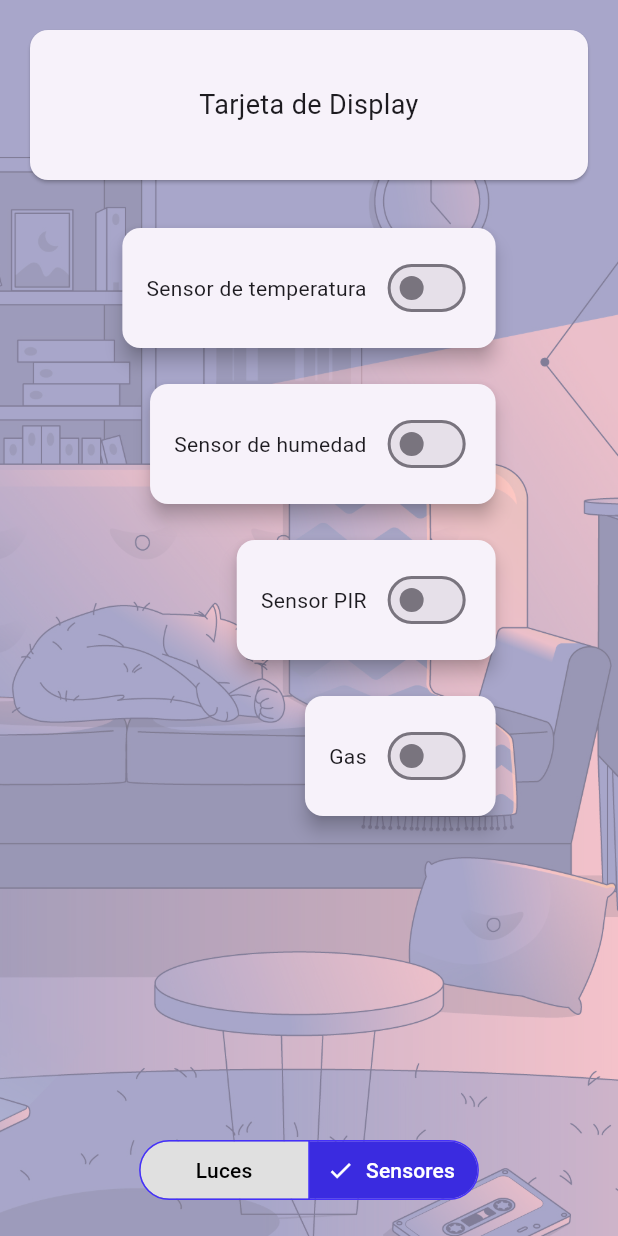
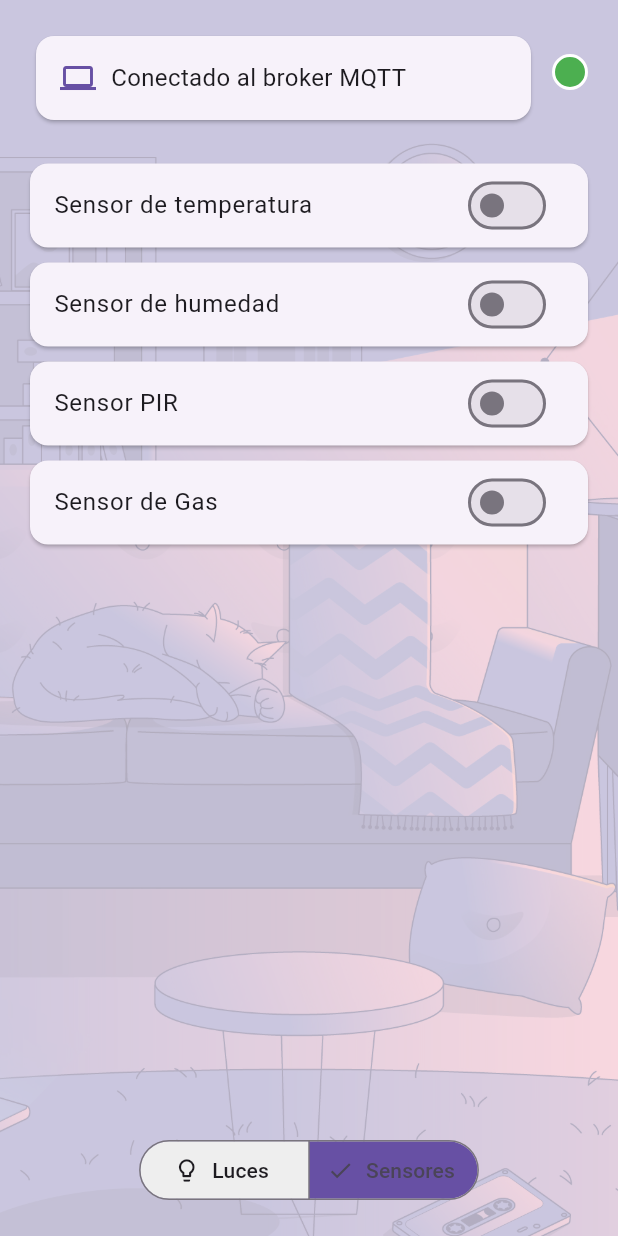
Before and after one commit to aeurza/UI-Shome, a Flutter app: the ControlScreen screen opened directly, after a tap on "Sensores", on a phone screen of 412 x 824 dp. Run offline on Flutter 3.47's test engine with Material 3 defaults, Android fonts, the phone set to English and light mode, and no system bars; our stand-ins replace fl_chart; missing offline and left inert: mqtt_client.

Commit message:
no commets

```diff
--- a/lib/screens/control.dart
+++ b/lib/screens/control.dart
@@ -1,4 +1,6 @@
 import 'package:flutter/material.dart';
+import 'package:mqtt_client/mqtt_client.dart';
+import 'package:mqtt_client/mqtt_server_client.dart';
 
 class ControlScreen extends StatefulWidget {
   const ControlScreen({Key? key}) : super(key: key);
@@ -9,39 +11,130 @@ class ControlScreen extends StatefulWidget {
 
 class _ControlScreenState extends State<ControlScreen> {
   final List<bool> _switchValues = List.generate(4, (_) => false);
-  final List<bool> _buttonStates = List.generate(
-    6,
-    (_) => false,
-  ); // 6 botones ahora
+  final List<bool> _buttonStates = List.generate(6, (_) => false);
+  String _displayMessage = "Conectando al broker MQTT...";
+  String _selectedSegment = 'Luces';
+  bool _mqttConnected = false;
+
+  // Configuración MQTT
+  late MqttServerClient _mqttClient;
+  final String _mqttBroker = '192.168.1.100'; // Cambiar por tu IP
+  final int _mqttPort = 1883;
+
+  // Temas MQTT
+  final List<String> _buttonTopics = [
+    "casa/habitacion1/luz",
+    "casa/bano2/luz",
+    "casa/sala/luz",
+    "casa/cocina/luz",
+    "casa/bano_visitas/luz",
+    "casa/deposito/luz",
+  ];
+
+  final List<String> _switchTopics = [
+    "casa/sensores/temperatura",
+    "casa/sensores/humedad",
+    "casa/sensores/pir",
+    "casa/sensores/gas",
+  ];
 
   final List<String> _buttonLabels = [
     "Habitación 1",
-    "Baño2",
+    "Baño 2",
     "Sala",
     "Cocina",
     "Baño de visitas",
-    "Deposito", // Nuevo botón
+    "Depósito",
   ];
 
   final List<String> _switchLabels = [
     "Sensor de temperatura",
     "Sensor de humedad",
     "Sensor PIR",
-    "Gas",
+    "Sensor de Gas",
   ];
 
-  String _displayMessage = "";
-  String _selectedSegment = 'Luces';
+  @override
+  void initState() {
+    super.initState();
+    _initMqttConnection();
+  }
+
+  Future<void> _initMqttConnection() async {
+    _mqttClient = MqttServerClient(
+      _mqttBroker,
+      'flutter_client_${DateTime.now().millisecondsSinceEpoch}',
+    );
+    _mqttClient.port = _mqttPort;
+    _mqttClient.keepAlivePeriod = 30;
+    _mqttClient.onDisconnected = _onDisconnected;
+
+    final connMessage =
+        MqttConnectMessage().withWillQos(MqttQos.atLeastOnce).startClean();
+
+    try {
+      await _mqttClient.connect();
+      setState(() {
+        _mqttConnected = true;
+        _displayMessage = "Conectado al broker MQTT";
+      });
+    } catch (e) {
+      setState(() {
+        _mqttConnected = false;
+        _displayMessage = "Error de conexión: $e";
+      });
+    }
+
+    if (_mqttConnected) {
+      _mqttClient.updates!.listen((
+        List<MqttReceivedMessage<MqttMessage>> messages,
+      ) {
+        final MqttPublishMessage recv =
+            messages[0].payload as MqttPublishMessage;
+        final payload = MqttPublishPayload.bytesToStringAsString(
+          recv.payload.message,
+        );
+        _handleIncomingMessage(messages[0].topic, payload);
+      });
+    }
+  }
+
+  void _onDisconnected() {
+    if (mounted) {
+      setState(() {
+        _mqttConnected = false;
+        _displayMessage = "Desconectado del broker";
+      });
+    }
+  }
+
+  void _handleIncomingMessage(String topic, String payload) {
+    print('Mensaje recibido: $topic - $payload');
+    // Aquí puedes agregar lógica para actualizar la UI con mensajes entrantes
+  }
+
+  void _publishMessage(String topic, String message) {
+    if (!_mqttConnected) return;
+
+    final builder = MqttClientPayloadBuilder();
+    builder.addString(message);
+    _mqttClient.publishMessage(topic, MqttQos.atLeastOnce, builder.payload!);
+  }
+
+  @override
+  void dispose() {
+    _mqttClient.disconnect();
+    super.dispose();
+  }
 
   @override
   Widget build(BuildContext context) {
     return Scaffold(
-      // appBar: AppBar(title: const Text("Control de Dispositivos")),
       body: Stack(
         children: [
           Positioned.fill(
             child: Opacity(
-              opacity: 0.5,
+              opacity: 0.3,
               child: Image.asset('assets/images/bg.jpg', fit: BoxFit.cover),
             ),
           ),
@@ -49,60 +142,16 @@ class _ControlScreenState extends State<ControlScreen> {
             padding: const EdgeInsets.all(20.0),
             child: Column(
               children: [
-                Card(
-                  margin: const EdgeInsets.only(bottom: 20),
-                  child: Container(
-                    width: double.infinity,
-                    height: 100,
-                    padding: const EdgeInsets.all(16.0),
-                    child: Center(
-                      child: Text(
-                        _displayMessage.isEmpty
-                            ? 'Tarjeta de Display'
-                            : _displayMessage,
-                        textAlign: TextAlign.center,
-                        style: const TextStyle(fontSize: 18),
-                      ),
-                    ),
-                  ),
-                ),
+                _buildStatusRow(),
+                const SizedBox(height: 20),
                 Expanded(
                   child:
                       _selectedSegment == 'Luces'
-                          ? _buildButtonsColumn()
-                          : _buildSwitchesColumn(),
+                          ? _buildButtonsGrid()
+                          : _buildSensorsList(),
                 ),
                 const SizedBox(height: 20),
-                SegmentedButton<String>(
-                  segments: const [
-                    ButtonSegment(value: 'Luces', label: Text('Luces')),
-                    ButtonSegment(value: 'Sensores', label: Text('Sensores')),
-                  ],
-                  selected: {_selectedSegment},
-                  onSelectionChanged: (newSelection) {
-                    setState(() {
-                      _selectedSegment = newSelection.first;
-                    });
-                  },
-                  style: SegmentedButton.styleFrom(
-                    backgroundColor:
-                        Colors.grey[300], // Fondo de segmentos no seleccionados
-                    foregroundColor:
-                        Colors.black, // Texto de segmentos no seleccionados
-                    selectedBackgroundColor: const Color.fromARGB(
-                      255,
-                      58,
-                      43,
-                      224,
-                    ), // Fondo del segmento seleccionado
-                    selectedForegroundColor:
-                        Colors.white, // Texto del segmento seleccionado
-                    side: const BorderSide(
-                      color: Color.fromARGB(255, 68, 48, 250),
-                      width: 1,
-                    ), // Borde
-                  ),
-                ),
+                _buildSegmentControl(),
               ],
             ),
           ),
@@ -111,86 +160,124 @@ class _ControlScreenState extends State<ControlScreen> {
     );
   }
 
-  Widget _buildButtonsColumn() {
-    return SingleChildScrollView(
-      child: Column(
-        crossAxisAlignment: CrossAxisAlignment.start,
-        children: List.generate(
-          _buttonLabels.length,
-          (index) => Padding(
-            padding: const EdgeInsets.symmetric(vertical: 8.0),
-            child: SizedBox(
-              width: 300,
-              // Ajusta la altura según sea necesario si el contenido del botón lo requiere
-              height: 60,
-              child: ElevatedButton.icon(
-                style: ElevatedButton.styleFrom(
-                  backgroundColor:
-                      _buttonStates[index] ? Colors.green : Colors.grey,
-                ),
-                onPressed: () {
-                  setState(() {
-                    _buttonStates[index] = !_buttonStates[index];
-                    _displayMessage =
-                        'Se ${_buttonStates[index] ? 'encendió' : 'apagó'} la luz de ${_buttonLabels[index]}';
-                  });
-                },
-                icon: Icon(
-                  _buttonStates[index]
-                      ? Icons.lightbulb
-                      : Icons.lightbulb_outline,
-                  color: _buttonStates[index] ? Colors.yellow : Colors.white,
-                ),
-                label: Text(
-                  _buttonLabels[index],
-                  style: const TextStyle(fontSize: 18),
-                ),
+  Widget _buildStatusRow() {
+    return Row(
+      crossAxisAlignment: CrossAxisAlignment.start,
+      children: [
+        Expanded(
+          child: Card(
+            child: Padding(
+              padding: const EdgeInsets.all(16.0),
+              child: Row(
+                children: [
+                  Icon(Icons.computer, color: Theme.of(context).primaryColor),
+                  const SizedBox(width: 10),
+                  Expanded(
+                    child: Text(
+                      _displayMessage,
+                      style: const TextStyle(fontSize: 16),
+                      overflow: TextOverflow.ellipsis,
+                    ),
+                  ),
+                ],
               ),
             ),
           ),
         ),
-      ),
+        const SizedBox(width: 10),
+        Container(
+          margin: const EdgeInsets.only(top: 16),
+          width: 24,
+          height: 24,
+          decoration: BoxDecoration(
+            color: _mqttConnected ? Colors.green : Colors.red,
+            shape: BoxShape.circle,
+            border: Border.all(color: Colors.white, width: 2),
+          ),
+        ),
+      ],
     );
   }
 
-  Widget _buildSwitchesColumn() {
-    return SingleChildScrollView(
-      child: Column(
-        crossAxisAlignment: CrossAxisAlignment.end,
-        children: List.generate(
-          _switchLabels.length,
-          (index) => Padding(
-            padding: const EdgeInsets.symmetric(vertical: 8.0),
-            child: Card(
-              elevation: 5,
-              child: Container(
-                padding: const EdgeInsets.all(16.0),
-                child: Row(
-                  mainAxisSize: MainAxisSize.min,
-                  children: [
-                    Text(_switchLabels[index]),
-                    const SizedBox(width: 10),
-                    Switch(
-                      value: _switchValues[index],
-                      onChanged: (value) {
-                        // Aquí puedes agregar la lógica específica para cada sensor
-                        if (index == 0) {
-                          /* Lógica para sensor de temperatura */
-                        }
-                        // ... y así sucesivamente para los otros sensores
-                        setState(() {
-                          _switchValues[index] = value;
-                          _displayMessage =
-                              '${_switchLabels[index]} ${value ? 'activado' : 'desactivado'}';
-                        });
-                      },
-                    ),
-                  ],
-                ),
-              ),
+  Widget _buildButtonsGrid() {
+    return GridView.builder(
+      gridDelegate: const SliverGridDelegateWithFixedCrossAxisCount(
+        crossAxisCount: 2,
+        childAspectRatio: 2.5,
+        mainAxisSpacing: 10,
+        crossAxisSpacing: 10,
+      ),
+      itemCount: _buttonLabels.length,
+      itemBuilder:
+          (context, index) => ElevatedButton.icon(
+            style: ElevatedButton.styleFrom(
+              backgroundColor: _buttonStates[index] ? Colors.green : null,
+              foregroundColor: _buttonStates[index] ? Colors.white : null,
+            ),
+            onPressed: () => _handleButtonPress(index),
+            icon: Icon(
+              _buttonStates[index] ? Icons.lightbulb : Icons.lightbulb_outline,
+              color: _buttonStates[index] ? Colors.yellow : null,
+            ),
+            label: Text(_buttonLabels[index]),
+          ),
+    );
+  }
+
+  void _handleButtonPress(int index) {
+    setState(() {
+      _buttonStates[index] = !_buttonStates[index];
+      _displayMessage =
+          '${_buttonLabels[index]} ${_buttonStates[index] ? 'ON' : 'OFF'}';
+    });
+    _publishMessage(_buttonTopics[index], _buttonStates[index] ? 'ON' : 'OFF');
+  }
+
+  Widget _buildSensorsList() {
+    return ListView.builder(
+      itemCount: _switchLabels.length,
+      itemBuilder:
+          (context, index) => Card(
+            margin: const EdgeInsets.symmetric(vertical: 5),
+            child: SwitchListTile(
+              title: Text(_switchLabels[index]),
+              value: _switchValues[index],
+              onChanged: (value) => _handleSwitchChange(index, value),
             ),
           ),
+    );
+  }
+
+  void _handleSwitchChange(int index, bool value) {
+    setState(() {
+      _switchValues[index] = value;
+      _displayMessage =
+          '${_switchLabels[index]} ${value ? 'ACTIVADO' : 'DESACTIVADO'}';
+    });
+    _publishMessage(_switchTopics[index], value ? 'ACTIVADO' : 'DESACTIVADO');
+  }
+
+  Widget _buildSegmentControl() {
+    return SegmentedButton<String>(
+      segments: const [
+        ButtonSegment(
+          value: 'Luces',
+          label: Text('Luces'),
+          icon: Icon(Icons.lightbulb_outline),
         ),
+        ButtonSegment(
+          value: 'Sensores',
+          label: Text('Sensores'),
+          icon: Icon(Icons.sensors),
+        ),
+      ],
+      selected: {_selectedSegment},
+      onSelectionChanged: (Set<String> newSelection) {
+        setState(() => _selectedSegment = newSelection.first);
+      },
+      style: SegmentedButton.styleFrom(
+        backgroundColor: Colors.grey[200],
+        selectedBackgroundColor: Theme.of(context).primaryColor,
       ),
     );
   }
```
Also changed, not shown: 1 other file.
